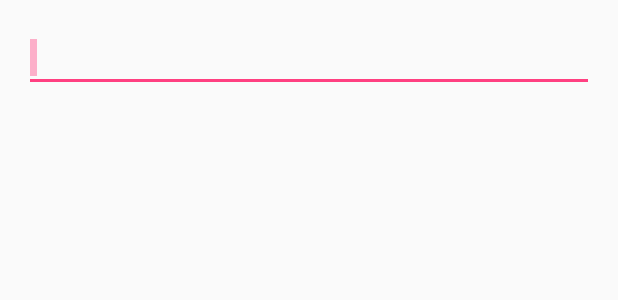
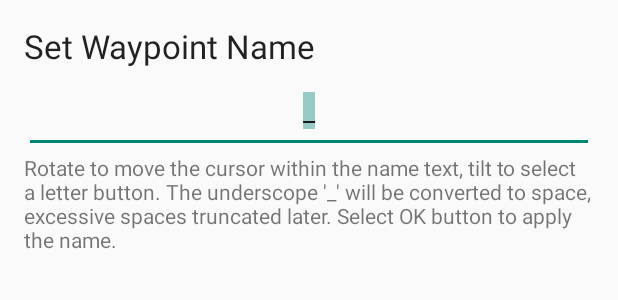
Before and after one commit to halxinate/gyronav, an Android app: the layout activity_waypoint_name.xml on its own in the app's theme, with its tools: preview values and no code run, on a phone screen of 412 x 824 dp. Shown: the top 300 px of the screen. Run offline under Robolectric (Android 15) with nearby library versions, the phone set to English and light mode, and no system bars.

Commit message:
Buildable. * gyro Input finalized * graph resources Gited

```diff
--- a/app/src/main/java/com/kukarin/app/gyronav/EditGyro.java
+++ b/app/src/main/java/com/kukarin/app/gyronav/EditGyro.java
@@ -15,19 +15,39 @@ public class EditGyro extends EditText {
 
     @Override
     protected void onSelectionChanged(int selStart, int selEnd) {
-        char[] spc = {' '};
         if(selStart==this.length()){ //at the end - insert space first
-            this.setText(spc, length(),1);
+            setText(getText().toString() + "_"); //extend the value to the right
         }
-        this.setSelection(selStart, selStart + 1);
+        setSelection(selStart, selStart + 1);
     }
 
     public void replaceAt(int i, char c) {
         String oriContent = getText().toString();
         int index = getSelectionStart() >= 0 ? getSelectionStart() : 0;
         StringBuilder sBuilder = new StringBuilder(oriContent);
-        sBuilder.replace(index, index+1, ""+c);
+        sBuilder.replace(index, index+1, "" + c);
         setText(sBuilder.toString());
         setSelection(index);
     }
+
+    /**
+     * Prevents softkeyboard or manual cursor selection, but retains selection display!
+     * @return
+     */
+    @Override
+    public boolean onCheckIsTextEditor() {
+        return false;
+    }
+
+    /**
+     * Delete char, but not set sursor. XCursor must be set on outside
+     * @param i
+     */
+    public void deleteAt(int i) {
+        if(i<0||i>this.length()-1) return;
+        String oriContent = getText().toString();
+        StringBuilder sBuilder = new StringBuilder(oriContent);
+        sBuilder.deleteCharAt(i);
+        setText(sBuilder.toString());
+    }
 }
--- a/app/src/main/res/layout/activity_waypoint_name.xml
+++ b/app/src/main/res/layout/activity_waypoint_name.xml
@@ -7,14 +7,24 @@
     android:paddingLeft="@dimen/activity_horizontal_margin"
     android:paddingRight="@dimen/activity_horizontal_margin"
     android:paddingTop="@dimen/activity_vertical_margin"
-    tools:context="com.kukarin.app.gyronav.WaypointName"
-    android:orientation="vertical">
+    android:orientation="vertical"
+    android:gravity="fill_vertical">
+
+    <TextView
+        android:layout_width="wrap_content"
+        android:layout_height="wrap_content"
+        android:textAppearance="?android:attr/textAppearanceLarge"
+        android:text="Set Waypoint Name"
+        android:id="@+id/tv_wpnamehead" />
 
     <com.kukarin.app.gyronav.EditGyro
         android:layout_width="match_parent"
         android:layout_height="wrap_content"
         android:id="@+id/kbedit"
-        android:layout_gravity="center_horizontal" />
+        android:layout_gravity="center_horizontal"
+        android:paddingTop="@dimen/padding_small"
+        android:paddingBottom="@dimen/padding_small"
+        android:textAlignment="center" />
 
     <LinearLayout
         android:orientation="vertical"
@@ -25,4 +35,10 @@
 
     </LinearLayout>
 
+    <TextView
+        android:layout_width="wrap_content"
+        android:layout_height="wrap_content"
+        android:text="Rotate to move the cursor within the name text, tilt to select a letter button. The underscope '_' will be converted to space, excessive spaces truncated later. Select OK button to apply the name."
+        android:id="@+id/textView" />
+
 </LinearLayout>
--- a/app/src/main/res/values/dimens.xml
+++ b/app/src/main/res/values/dimens.xml
@@ -11,4 +11,5 @@
     <dimen name="activity_horizontal_margin">16dp</dimen>
     <dimen name="activity_vertical_margin">16dp</dimen>
     <dimen name="fab_margin">16dp</dimen>
+    <dimen name="padding_small">16dp</dimen>
 </resources>
--- a/app/src/main/res/values/styles.xml
+++ b/app/src/main/res/values/styles.xml
@@ -1,11 +1,12 @@
 <resources>
 
     <!-- Base application theme. -->
-    <style name="AppTheme" parent="Theme.AppCompat.Light.DarkActionBar">
-        <!-- Customize your theme here. -->
+    <style name="AppTheme" parent="Theme.AppCompat.Light.NoActionBar">
+        <!-- Customize your theme here.
         <item name="colorPrimary">@color/colorPrimary</item>
         <item name="colorPrimaryDark">@color/colorPrimaryDark</item>
         <item name="colorAccent">@color/colorAccent</item>
+        -->
     </style>
 
     <style name="AppTheme.NoActionBar">
```
Also changed, not shown: app/src/main/java/com/kukarin/app/gyronav/WaypointName.java (+83 -40 lines), app/src/main/res/layout/activity_map.xml (+4 -4 lines), app/src/main/res/drawable/bnbackoff.9.png (added), app/src/main/res/drawable/bnbackon.9.png (added).
